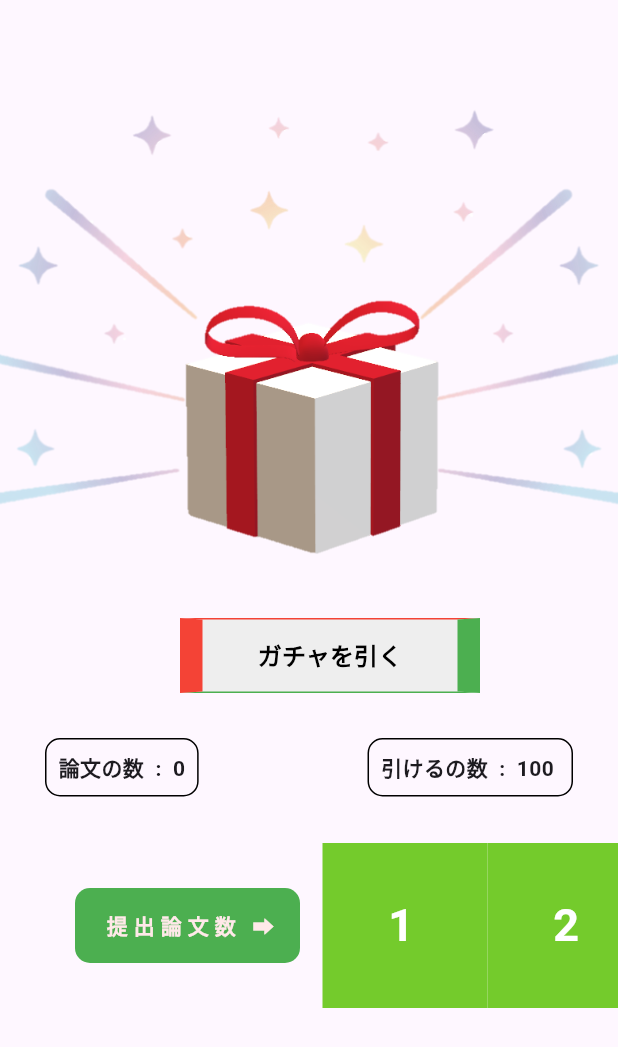
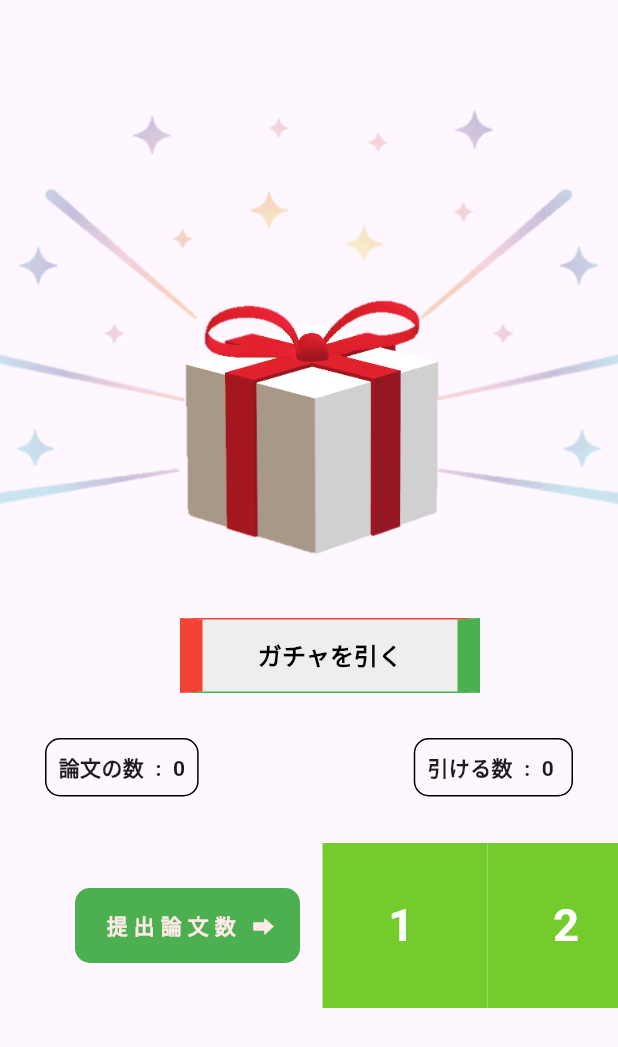
Before and after one commit to kip-i/grofessor, a Flutter app: the GachaPage widget shown alone on an empty page, opened directly, after a tap on "ガチャを引く", on a phone screen of 412 x 824 dp. Shown: the top 1047 px of the screen. Run offline on Flutter 3.47's test engine with Material 3 defaults, Android fonts, the phone set to English and light mode, and no system bars; our stand-ins replace cloud_firestore, firebase_auth, firebase_core, flutter_riverpod, freezed_annotation, marquee and 3 more; missing offline and left inert: dart:ffi, flutter_cube; accounts and stored records are empty; generated files the repository leaves out were written again; network calls fail.

Commit message:
update:ガチャ確認と修正,レイアウトエラー修正確認

```diff
--- a/lib/gacha/gacha.dart
+++ b/lib/gacha/gacha.dart
@@ -65,25 +65,29 @@ class GachaPageState extends State<GachaPage> {
 
   String randomString =
       'Tap the button to generate random string'; // ランダムな文字列を表示するための変数
-  int y = 100;    //debug
+  // int y = 100;    //debug
 
   @override
   Widget build(BuildContext context) {
-    final gachaProvider = Provider.of<GachaProvider>(context);
-    final achieveProvider = Provider.of<AchieveProvider>(context);
-    final userProvider = Provider.of<UserProvider>(context);
+    final gachaProvider = Provider.of<GachaProvider>(context,listen: false);
+    final achieveProvider = Provider.of<AchieveProvider>(context, listen: false);
+    final userProvider = Provider.of<UserProvider>(context, listen: false);
+    final haveItemProvider = Provider.of<HaveItemProvider>(context, listen: false);
     int x = achieveProvider.paperNum;
-    // y = gachaProvider.gachaTicket;
+    // int x = 10;
+    int y = gachaProvider.gachaTicket;
 
-    gachaProvider.setGachaTicket(userProvider.userId, 1);
+    // gachaProvider.setGachaTicket(userProvider.userId, 1);
     void generateRandomString() {
       print('リスト生成'+gachaProvider.gachaTicket.toString());
       List<String> elements =
           // gachaProvider.notHaveNickNameIdList;
-          //gachaProvider.notHaveNickNameIdList +
-          // gachaProvider.notHaveCharacterIdList +
-          //gachaProvider.notHaveBackgroundIdList +
+          gachaProvider.notHaveNickNameIdList +
+          gachaProvider.notHaveCharacterIdList +
           gachaProvider.notHaveBackgroundIdList;
+          // gachaProvider.notHaveBackgroundIdList;
+          // gachaProvider.notHaveCharacterIdList;
+          // gachaProvider.notHaveNickNameIdList;
       print('y'+y.toString());
       print(gachaProvider.notHaveBackgroundIdList);
       print(gachaProvider.notHaveNickNameIdList);
@@ -102,7 +106,7 @@ class GachaPageState extends State<GachaPage> {
       print('引く前'+ gachaProvider.gachaTicket.toString());
       setState(() {
         randomString = selectedElement;
-        y = y - 1; // ガチャを引いたら'y'の値を1減らす
+        // y = y - 1; // ガチャを引いたら'y'の値を1減らす
         gachaProvider.setGachaTicket(userProvider.userId, -1);
       });
       print('引く後' + gachaProvider.gachaTicket.toString());
@@ -110,14 +114,17 @@ class GachaPageState extends State<GachaPage> {
       print(elements);
       if (selectedElement.startsWith('b')) {
         gachaProvider.setNotHaveBackgroundIdList(userProvider.userId, selectedElement);
+        haveItemProvider.setHaveBackgroundIdList(userProvider.userId, selectedElement);
         showDialogBackground(context, selectedElement);
       } else if (selectedElement.startsWith('n')) {
         gachaProvider.setNotHaveNickNameIdList(
             userProvider.userId, selectedElement);
+        haveItemProvider.setHaveNickNameIdList(userProvider.userId, selectedElement);
         showDialogNickname(context, selectedElement);
       }else{
         gachaProvider.setNotHaveCharacterIdList(
             userProvider.userId, selectedElement);
+        haveItemProvider.setHaveCharacterIdList(userProvider.userId, selectedElement);
         showDialogSkin(context, selectedElement);
       }
     }
@@ -219,7 +226,7 @@ class GachaPageState extends State<GachaPage> {
             child: Padding(
               padding: const EdgeInsets.all(8.0),
               child: Text(
-                '引けるの数  :  $y ',
+                '引ける数  :  $y ',
                 style: const TextStyle(
                   fontWeight: FontWeight.bold,
                 ),
@@ -232,7 +239,7 @@ class GachaPageState extends State<GachaPage> {
           left: 50,
           child: SingleChildScrollView(
             scrollDirection: Axis.horizontal,
-            controller: _scrollController1,
+            // controller: _scrollController1,
             child: Row(
               children: [
                 Container(
@@ -287,7 +294,7 @@ class GachaPageState extends State<GachaPage> {
                           ),
                         ],
                       ),
-                      if (i + 1 <= achieveProvider.paperNum)
+                      if (i + 1 <= x)
                         Positioned(
                           top: 38,
                           right: 40,
--- a/lib/gacha/showdialog_background.dart
+++ b/lib/gacha/showdialog_background.dart
@@ -1,6 +1,11 @@
 import 'package:flutter/material.dart';
+import 'package:provider/provider.dart';
+
+import '../_state.dart';
 
  void showDialogBackground(BuildContext context, String selectedElement) {
+    final userProvider = Provider.of<UserProvider>(context, listen: false);
+    final backgroundProvider = Provider.of<BackgroundProvider>(context, listen: false);
     showDialog<void>(
       context: context,
       barrierDismissible: false,
@@ -47,6 +52,7 @@ import 'package:flutter/material.dart';
                   children: [
                     ElevatedButton(
                       onPressed: () {
+                        backgroundProvider.setBackground(userProvider.userId, selectedElement);
                         Navigator.pop(context);
                       },
                       style: ElevatedButton.styleFrom(
```
Also changed, not shown: lib/gacha/showdialog_nickname.dart (+23 -15 lines), lib/gacha/showdialog_skin.dart (+6 -1 lines).
